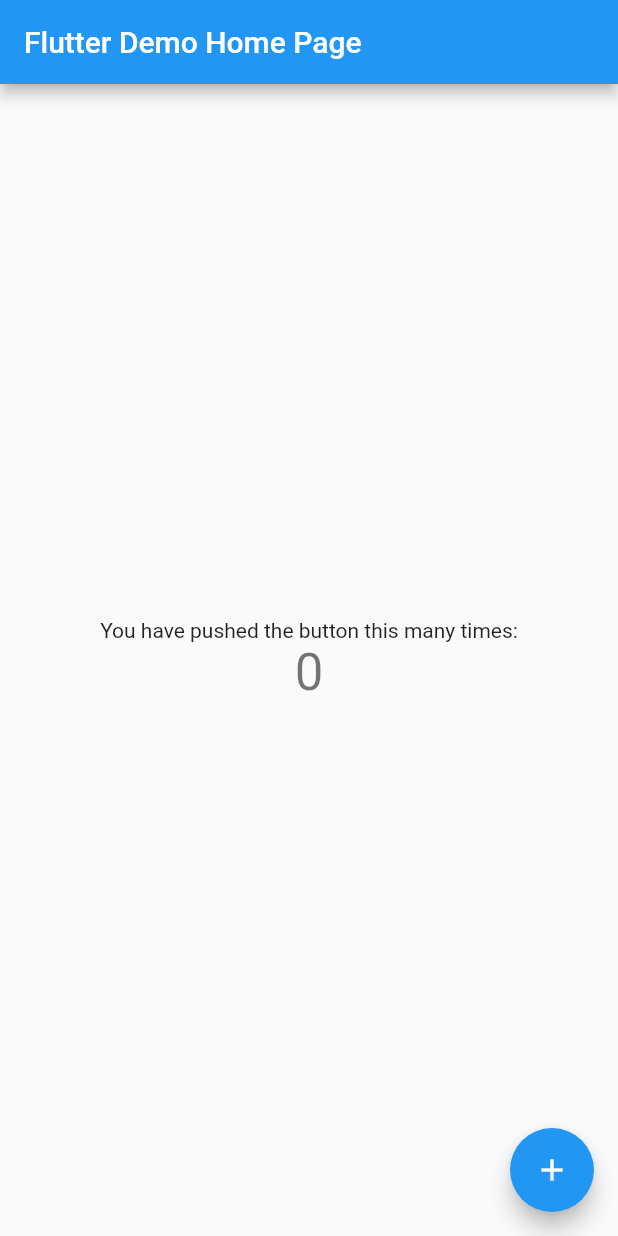
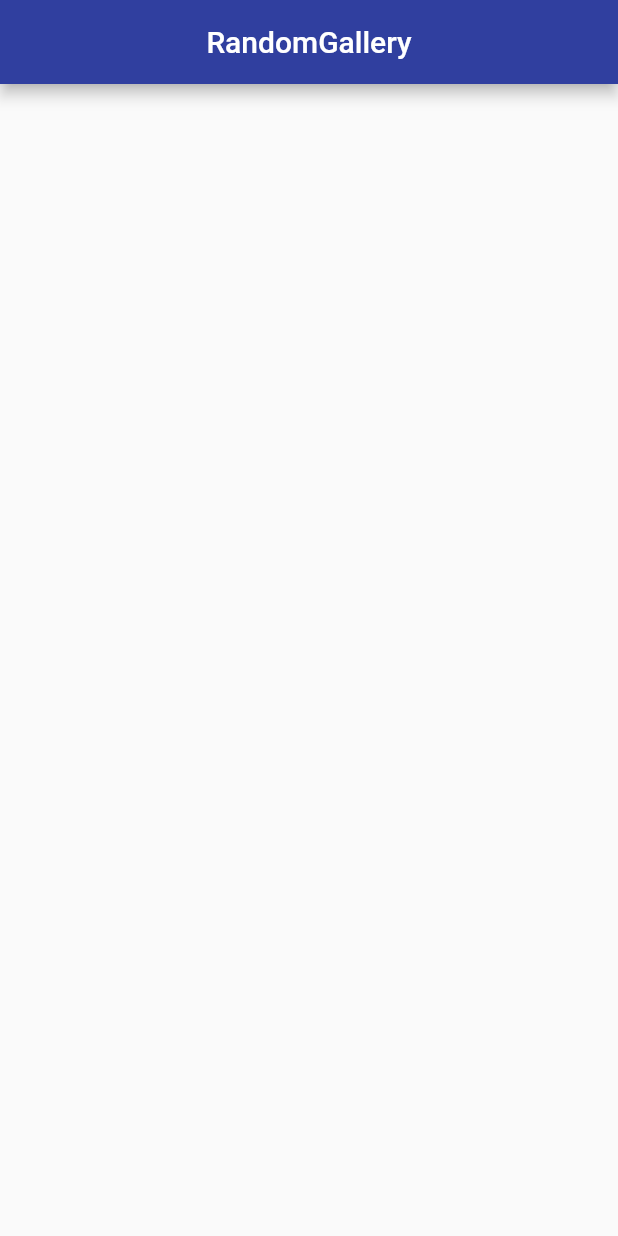
Before and after one commit to JoeMan97/RandomGallery, a Flutter app: the screen it shows after launch, on a phone screen of 412 x 824 dp. Run offline on Flutter 3.47's test engine with Material 2 defaults, Android fonts, the phone set to English and light mode, and no system bars.

Commit message:
Layout basico

```diff
--- a/lib/main.dart
+++ b/lib/main.dart
@@ -1,117 +1,36 @@
 import 'package:flutter/material.dart';
 
 void main() {
-  runApp(MyApp());
+  runApp(MaterialApp(
+    home: Home(),
+  ));
 }
 
-class MyApp extends StatelessWidget {
-  // This widget is the root of your application.
+class Home extends StatefulWidget {
+  @override
+  _HomeState createState() => _HomeState();
+}
+
+class _HomeState extends State<Home> {
+  final List<String> dogImages = new List();
+
   @override
   Widget build(BuildContext context) {
-    return MaterialApp(
-      title: 'Flutter Demo',
-      theme: ThemeData(
-        // This is the theme of your application.
-        //
-        // Try running your application with "flutter run". You'll see the
-        // application has a blue toolbar. Then, without quitting the app, try
-        // changing the primarySwatch below to Colors.green and then invoke
-        // "hot reload" (press "r" in the console where you ran "flutter run",
-        // or simply save your changes to "hot reload" in a Flutter IDE).
-        // Notice that the counter didn't reset back to zero; the application
-        // is not restarted.
-        primarySwatch: Colors.blue,
-        // This makes the visual density adapt to the platform that you run
-        // the app on. For desktop platforms, the controls will be smaller and
-        // closer together (more dense) than on mobile platforms.
-        visualDensity: VisualDensity.adaptivePlatformDensity,
+    return Scaffold(
+      appBar: AppBar(
+        backgroundColor: Colors.indigo[700],
+        title: Text('RandomGallery'),
+        centerTitle: true,
       ),
-      home: MyHomePage(title: 'Flutter Demo Home Page'),
+      body: ListView.builder(
+        itemCount: dogImages.length,
+        itemBuilder: (context , index) {
+          return Container(
+            constraints: BoxConstraints.tightFor(height: 150),
+            child: Image.network(dogImages[index], fit: BoxFit.fitWidth),
+          );
+        },
+      ),
     );
   }
 }
-
-class MyHomePage extends StatefulWidget {
-  MyHomePage({Key key, this.title}) : super(key: key);
-
-  // This widget is the home page of your application. It is stateful, meaning
-  // that it has a State object (defined below) that contains fields that affect
-  // how it looks.
-
-  // This class is the configuration for the state. It holds the values (in this
-  // case the title) provided by the parent (in this case the App widget) and
-  // used by the build method of the State. Fields in a Widget subclass are
-  // always marked "final".
-
-  final String title;
-
-  @override
-  _MyHomePageState createState() => _MyHomePageState();
-}
-
-class _MyHomePageState extends State<MyHomePage> {
-  int _counter = 0;
-
-  void _incrementCounter() {
-    setState(() {
-      // This call to setState tells the Flutter framework that something has
-      // changed in this State, which causes it to rerun the build method below
-      // so that the display can reflect the updated values. If we changed
-      // _counter without calling setState(), then the build method would not be
-      // called again, and so nothing would appear to happen.
-      _counter++;
-    });
-  }
-
-  @override
-  Widget build(BuildContext context) {
-    // This method is rerun every time setState is called, for instance as done
-    // by the _incrementCounter method above.
-    //
-    // The Flutter framework has been optimized to make rerunning build methods
-    // fast, so that you can just rebuild anything that needs updating rather
-    // than having to individually change instances of widgets.
-    return Scaffold(
-      appBar: AppBar(
-        // Here we take the value from the MyHomePage object that was created by
-        // the App.build method, and use it to set our appbar title.
-        title: Text(widget.title),
-      ),
-      body: Center(
-        // Center is a layout widget. It takes a single child and positions it
-        // in the middle of the parent.
-        child: Column(
-          // Column is also a layout widget. It takes a list of children and
-          // arranges them vertically. By default, it sizes itself to fit its
-          // children horizontally, and tries to be as tall as its parent.
-          //
-          // Invoke "debug painting" (press "p" in the console, choose the
-          // "Toggle Debug Paint" action from the Flutter Inspector in Android
-          // Studio, or the "Toggle Debug Paint" command in Visual Studio Code)
-          // to see the wireframe for each widget.
-          //
-          // Column has various properties to control how it sizes itself and
-          // how it positions its children. Here we use mainAxisAlignment to
-          // center the children vertically; the main axis here is the vertical
-          // axis because Columns are vertical (the cross axis would be
-          // horizontal).
-          mainAxisAlignment: MainAxisAlignment.center,
-          children: <Widget>[
-            Text(
-              'You have pushed the button this many times:',
-            ),
-            Text(
-              '$_counter',
-              style: Theme.of(context).textTheme.headline4,
-            ),
-          ],
-        ),
-      ),
-      floatingActionButton: FloatingActionButton(
-        onPressed: _incrementCounter,
-        tooltip: 'Increment',
-        child: Icon(Icons.add),
-      ), // This trailing comma makes auto-formatting nicer for build methods.
-    );
-  }
-}
```
